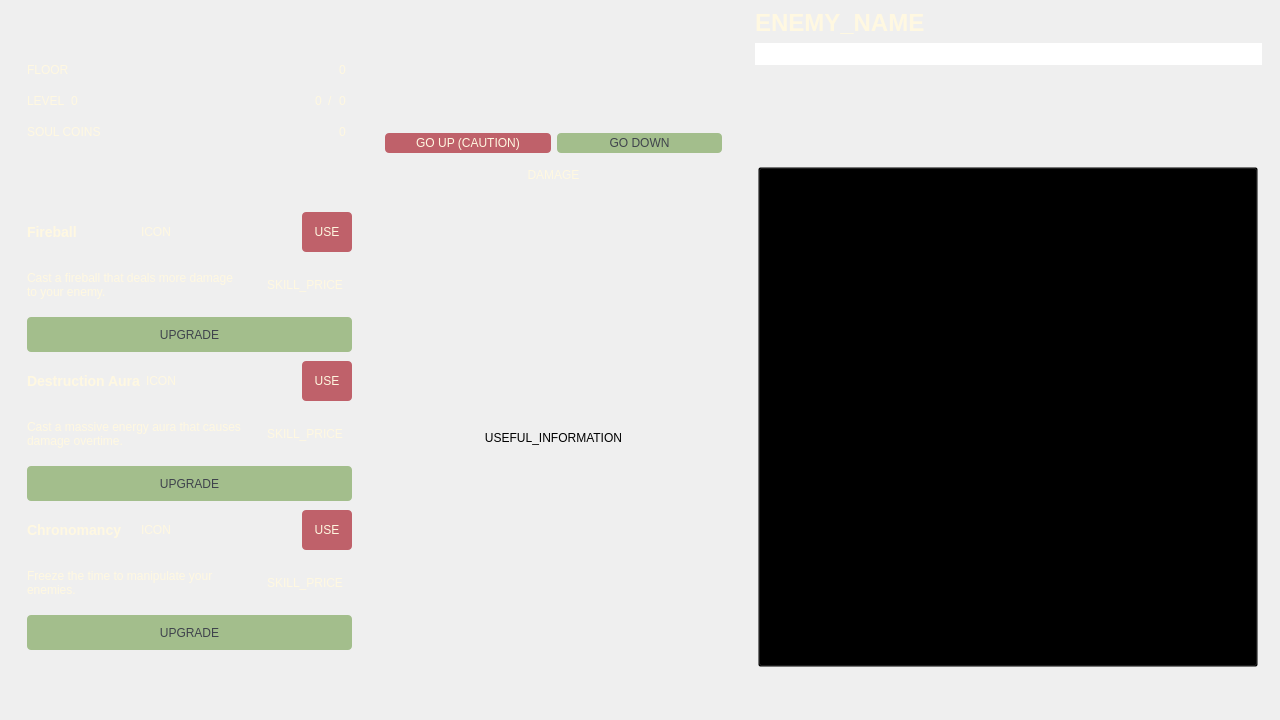
natan-dot-com/TalesOfLiesel, file ui/mainwindow.ui: the form before one commit.
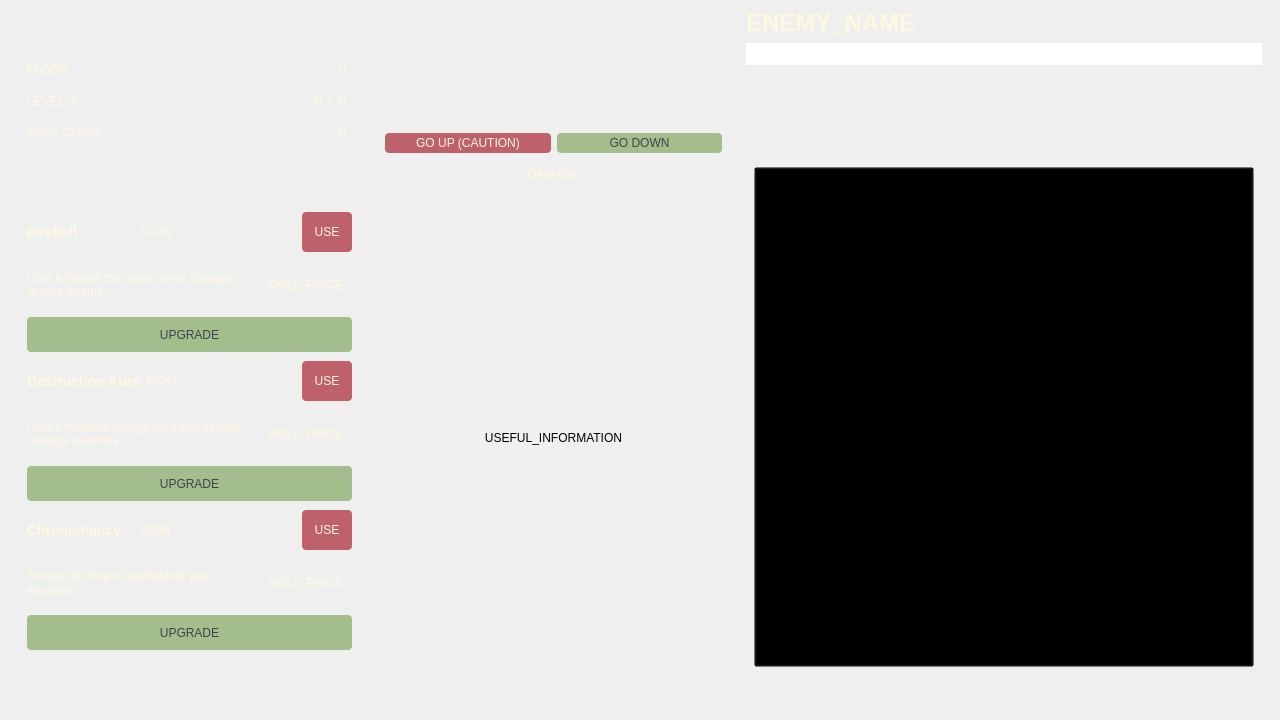
The form after the commit. Icons and pictures are not drawn.

What changed in the file:
```diff
--- a/ui/mainwindow.ui
+++ b/ui/mainwindow.ui
@@ -916,7 +916,7 @@
         </property>
         <layout class="QVBoxLayout" name="verticalLayout_4" stretch="0,0,0,0">
          <property name="leftMargin">
-          <number>9</number>
+          <number>0</number>
          </property>
          <property name="topMargin">
           <number>0</number>
```
